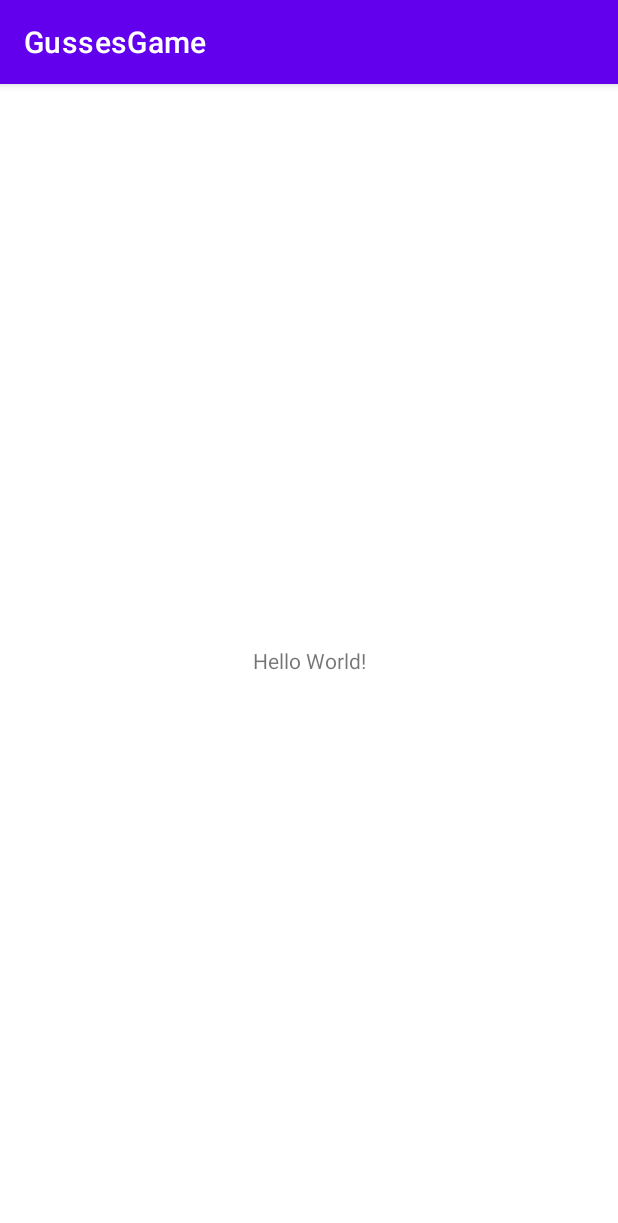
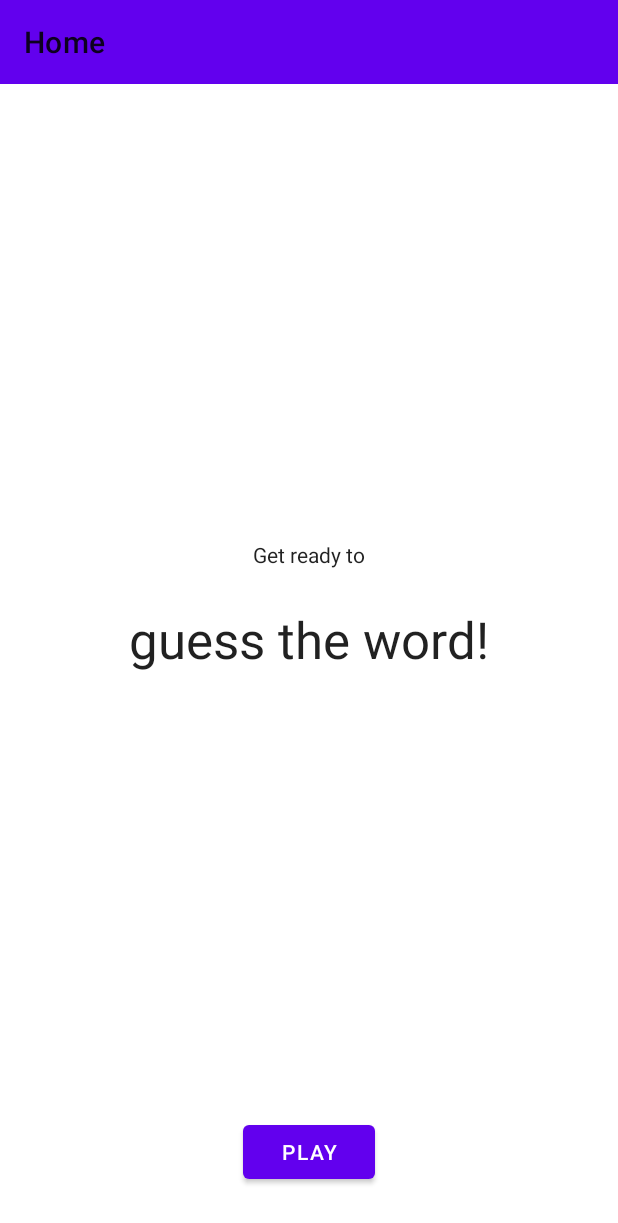
Before and after one commit to eslammongy/AndroidDevelopment, an Android app: the screen it shows after launch (MainActivity), on a phone screen of 412 x 824 dp. Shown: the top 1223 px of the screen. Run offline under Robolectric (Android 15) with nearby library versions, the phone set to English and light mode, and no system bars; our stand-ins replace data binding, navigation-ui.

Commit message:
using liveData

```diff
--- a/app/src/main/java/com/eslam/gussesgame/MainActivity.kt
+++ b/app/src/main/java/com/eslam/gussesgame/MainActivity.kt
@@ -2,10 +2,30 @@ package com.eslam.gussesgame
 
 import androidx.appcompat.app.AppCompatActivity
 import android.os.Bundle
+import androidx.databinding.DataBindingUtil
+import androidx.navigation.findNavController
+import androidx.navigation.ui.AppBarConfiguration
+import androidx.navigation.ui.navigateUp
+import androidx.navigation.ui.setupActionBarWithNavController
+import com.eslam.gussesgame.databinding.ActivityMainBinding
 
 class MainActivity : AppCompatActivity() {
+    private lateinit var binding: ActivityMainBinding
+    private lateinit var appBarConfiguration: AppBarConfiguration
+
     override fun onCreate(savedInstanceState: Bundle?) {
         super.onCreate(savedInstanceState)
-        setContentView(R.layout.activity_main)
+        binding = DataBindingUtil.setContentView(this, R.layout.activity_main)
+
+        val navHostController = this.findNavController(R.id.nav_host_fragment)
+        appBarConfiguration = AppBarConfiguration(navHostController.graph)
+
+        setSupportActionBar(binding.toolbar)
+        setupActionBarWithNavController(navHostController, appBarConfiguration)
+
+    }
+
+    override fun onSupportNavigateUp(): Boolean {
+        return findNavController(R.id.nav_host_fragment).navigateUp(appBarConfiguration)
     }
 }
--- a/app/src/main/java/com/eslam/gussesgame/screens/home/HomeFragment.kt
+++ b/app/src/main/java/com/eslam/gussesgame/screens/home/HomeFragment.kt
@@ -5,17 +5,24 @@ import androidx.fragment.app.Fragment
 import android.view.LayoutInflater
 import android.view.View
 import android.view.ViewGroup
+import androidx.databinding.DataBindingUtil
+import androidx.navigation.fragment.findNavController
 import com.eslam.gussesgame.R
+import com.eslam.gussesgame.databinding.HomeFragmentBinding
 
 class HomeFragment : Fragment() {
 
-
+    private lateinit var binding: HomeFragmentBinding
     override fun onCreateView(
         inflater: LayoutInflater, container: ViewGroup?,
         savedInstanceState: Bundle?
     ): View? {
         // Inflate the layout for this fragment
-        return inflater.inflate(R.layout.home_fragment, container, false)
+        binding = DataBindingUtil.inflate(inflater, R.layout.home_fragment, container, false)
+        binding.playGameButton.setOnClickListener {
+            findNavController().navigate(HomeFragmentDirections.actionHomeFragmentToGameFragment())
+        }
+        return binding.root
     }
 
 }
--- a/app/src/main/res/layout/activity_main.xml
+++ b/app/src/main/res/layout/activity_main.xml
@@ -1,18 +1,25 @@
 <?xml version="1.0" encoding="utf-8"?>
-<androidx.constraintlayout.widget.ConstraintLayout xmlns:android="http://schemas.android.com/apk/res/android"
-    xmlns:app="http://schemas.android.com/apk/res-auto"
-    xmlns:tools="http://schemas.android.com/tools"
-    android:layout_width="match_parent"
-    android:layout_height="match_parent"
-    tools:context=".MainActivity">
+<layout xmlns:android="http://schemas.android.com/apk/res/android"
+    xmlns:app="http://schemas.android.com/apk/res-auto">
 
-    <TextView
-        android:layout_width="wrap_content"
-        android:layout_height="wrap_content"
-        android:text="Hello World!"
-        app:layout_constraintBottom_toBottomOf="parent"
-        app:layout_constraintEnd_toEndOf="parent"
-        app:layout_constraintStart_toStartOf="parent"
-        app:layout_constraintTop_toTopOf="parent" />
+    <LinearLayout
+        android:layout_width="match_parent"
+        android:layout_height="match_parent"
+        android:orientation="vertical">
 
-</androidx.constraintlayout.widget.ConstraintLayout>
+        <androidx.appcompat.widget.Toolbar
+            android:id="@+id/toolbar"
+            android:layout_width="match_parent"
+            android:layout_height="wrap_content"
+            android:background="?attr/colorPrimary"
+             />
+
+        <fragment
+            android:id="@+id/nav_host_fragment"
+            android:name="androidx.navigation.fragment.NavHostFragment"
+            android:layout_width="match_parent"
+            android:layout_height="match_parent"
+            app:defaultNavHost="true"
+            app:navGraph="@navigation/main_navigation" />
+    </LinearLayout>
+</layout>
--- a/app/src/main/res/layout/score_fragment.xml
+++ b/app/src/main/res/layout/score_fragment.xml
@@ -3,12 +3,14 @@
     xmlns:app="http://schemas.android.com/apk/res-auto"
     xmlns:tools="http://schemas.android.com/tools">
 
+<!--
     <data>
 
         <variable
             name="scoreViewModel"
-            type="com.example.android.guesstheword.screens.score.ScoreViewModel" />
+            type="com.eslam.gussesgame.screens.score." />
     </data>
+-->
 
     <androidx.constraintlayout.widget.ConstraintLayout
         android:id="@+id/score_layout"
@@ -40,7 +42,6 @@
             android:layout_marginTop="16dp"
             android:layout_marginBottom="8dp"
             android:fontFamily="sans-serif"
-            android:text="@{String.valueOf(scoreViewModel.score)}"
             android:textColor="@color/black_text_color"
             android:textSize="34sp"
             android:textStyle="normal"
@@ -57,7 +58,6 @@
             android:layout_width="wrap_content"
             android:layout_height="wrap_content"
             android:layout_marginBottom="32dp"
-            android:onClick="@{() -> scoreViewModel.onPlayAgain()}"
             android:text="@string/play_again"
             android:theme="@style/GoButton"
             app:layout_constraintBottom_toBottomOf="parent"
--- a/app/src/main/res/navigation/main_navigation.xml
+++ b/app/src/main/res/navigation/main_navigation.xml
@@ -8,8 +8,8 @@
     <fragment
         android:id="@+id/homeFragment"
         android:name="com.eslam.gussesgame.screens.home.HomeFragment"
-        android:label="fragment_home"
-        tools:layout="@layout/fragment_home" >
+        android:label="Home"
+        tools:layout="@layout/home_fragment" >
         <action
             android:id="@+id/action_homeFragment_to_gameFragment"
             app:destination="@id/gameFragment" />
@@ -17,8 +17,8 @@
     <fragment
         android:id="@+id/gameFragment"
         android:name="com.eslam.gussesgame.screens.game.GameFragment"
-        android:label="fragment_game"
-        tools:layout="@layout/fragment_game" >
+        android:label="Game"
+        tools:layout="@layout/game_fragment" >
         <action
             android:id="@+id/action_gameFragment_to_scoreFragment"
             app:destination="@id/scoreFragment" />
@@ -26,10 +26,15 @@
     <fragment
         android:id="@+id/scoreFragment"
         android:name="com.eslam.gussesgame.screens.score.ScoreFragment"
-        android:label="fragment_score"
-        tools:layout="@layout/fragment_score" >
+        android:label="Score"
+        tools:layout="@layout/score_fragment" >
         <action
             android:id="@+id/action_scoreFragment_to_gameFragment"
             app:destination="@id/gameFragment" />
+
+        <argument
+            android:name="score"
+            android:defaultValue="0"
+            app:argType="integer" />
     </fragment>
 </navigation>
--- a/app/src/main/res/values/themes.xml
+++ b/app/src/main/res/values/themes.xml
@@ -2,6 +2,8 @@
     <!-- Base application theme. -->
     <style name="Theme.GussesGame" parent="Theme.MaterialComponents.DayNight.DarkActionBar">
         <!-- Primary brand color. -->
+        <item name="windowActionBar">false</item>
+        <item name="windowNoTitle">true</item>
         <item name="colorPrimary">@color/purple_500</item>
         <item name="colorPrimaryVariant">@color/purple_700</item>
         <item name="colorOnPrimary">@color/white</item>
@@ -13,6 +15,7 @@
         <item name="android:statusBarColor">?attr/colorPrimaryVariant</item>
         <!-- Customize your theme here. -->
     </style>
+
     <!-- Button Styles -->
     <style name="GoButton" parent="Widget.AppCompat.Button.Colored">
         <item name="colorButtonNormal">@color/purple_700</item>
```
Also changed, not shown: app/src/main/java/com/eslam/gussesgame/screens/game/GameFragment.kt (+17 -14 lines), app/src/main/java/com/eslam/gussesgame/screens/game/GameViewModel.kt (+28 -13 lines), app/src/main/res/layout/game_fragment.xml (+22 -22 lines).
